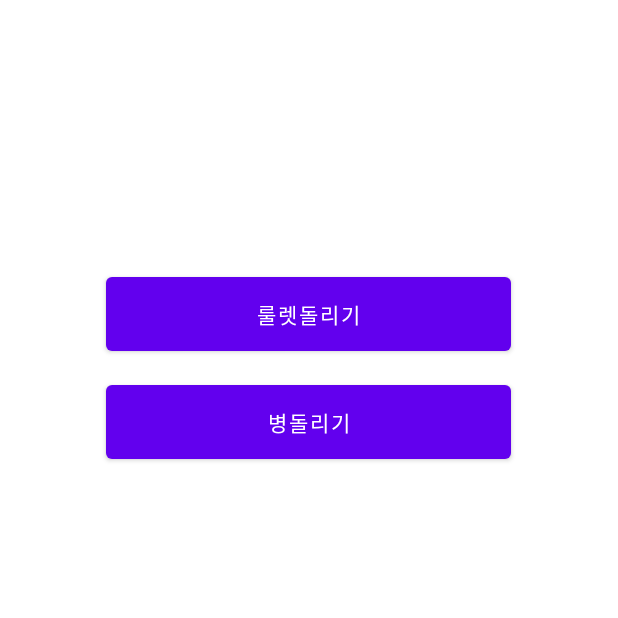
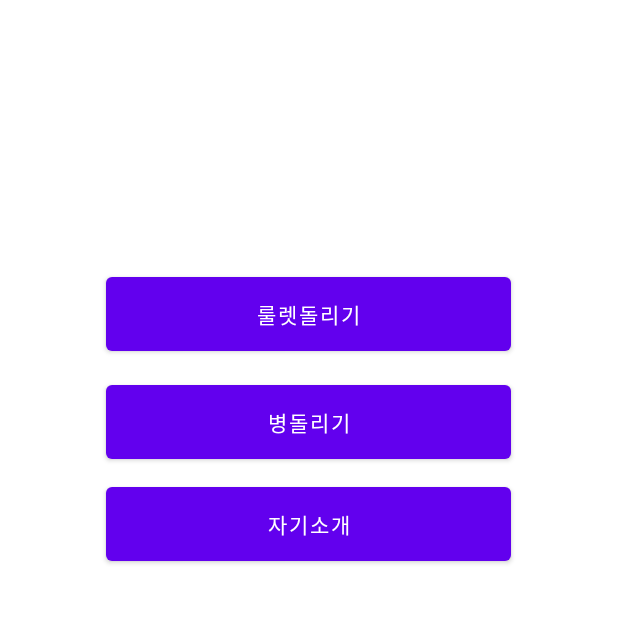
Before and after one commit to onepinepollen/Capstone_Design_01, an Android app: the minigameMain screen opened directly, with no data from a screen before it, on a phone screen of 412 x 824 dp, the top half of it. Run offline under Robolectric (Android 15) with nearby library versions, the phone set to English and light mode, and no system bars.

Commit message:
미니게임03

```diff
--- a/app/src/main/AndroidManifest.xml
+++ b/app/src/main/AndroidManifest.xml
@@ -38,6 +38,9 @@
             android:name=".minigame02">
         </activity>
         <activity
+            android:name=".minigame03">
+        </activity>
+        <activity
             android:name="Fast_Pay"
             android:screenOrientation="portrait">
         </activity>
--- a/app/src/main/java/com/example/more_close/minigameMain.java
+++ b/app/src/main/java/com/example/more_close/minigameMain.java
@@ -14,6 +14,7 @@ public class minigameMain extends AppCompatActivity{
 
         Button roulettebutton = findViewById(R.id.rouletteButton);
         Button bottlebutton = findViewById(R.id.bottleButton);
+        Button introduceButton = findViewById(R.id.introduceButton);
 
         roulettebutton.setOnClickListener(new View.OnClickListener() {
             @Override
@@ -32,5 +33,14 @@ public class minigameMain extends AppCompatActivity{
                 startActivity(intent);
             }
         });
+
+        introduceButton.setOnClickListener(new View.OnClickListener() {
+            @Override
+            public void onClick(View view) {
+                //화면전환
+                Intent intent = new Intent(minigameMain.this, minigame03.class);
+                startActivity(intent);
+            }
+        });
     }
 }
--- a/app/src/main/res/layout/minigame_main.xml
+++ b/app/src/main/res/layout/minigame_main.xml
@@ -28,4 +28,15 @@
         app:layout_constraintHorizontal_bias="0.496"
         app:layout_constraintStart_toStartOf="parent" />
 
+    <Button
+        android:id="@+id/introduceButton"
+        android:layout_width="270dp"
+        android:layout_height="61dp"
+        android:layout_marginBottom="444dp"
+        android:text="자기소개"
+        app:layout_constraintBottom_toBottomOf="parent"
+        app:layout_constraintEnd_toEndOf="parent"
+        app:layout_constraintHorizontal_bias="0.496"
+        app:layout_constraintStart_toStartOf="parent" />
+
 </androidx.constraintlayout.widget.ConstraintLayout>
```
Also changed, not shown: app/src/main/java/com/example/more_close/minigame03.java (added, +65 -0 lines), app/src/main/res/layout/minigame03.xml (added, +41 -0 lines), app/src/main/res/drawable/a.png (added), app/src/main/res/drawable/b.png (added), app/src/main/res/drawable/c.png (added), app/src/main/res/drawable/d.png (added).
